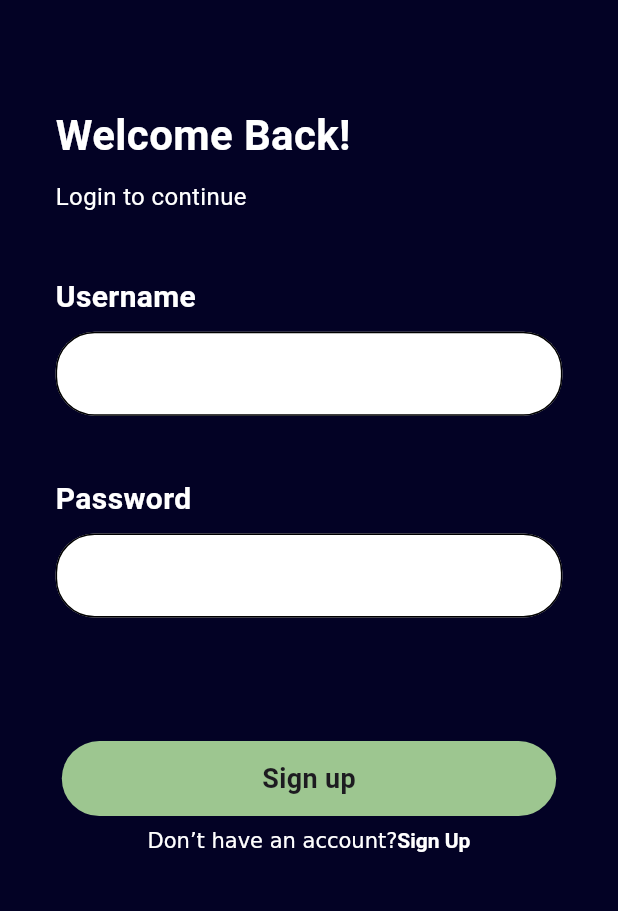
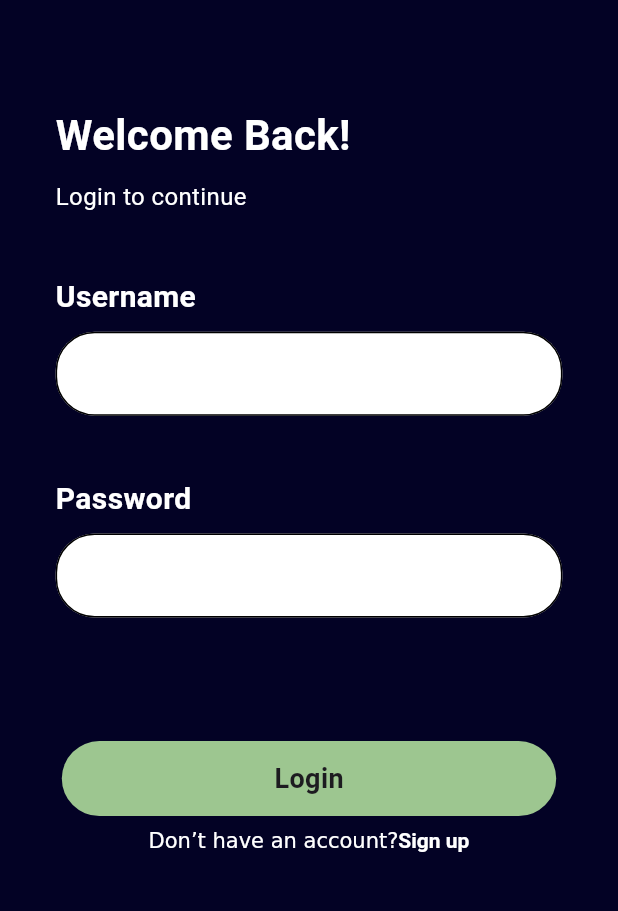
Before and after one commit to sinancholakkal/EchoBooking-turf-user, a Flutter app: the screen it shows after launch, after a tap on "Login", on a phone screen of 412 x 824 dp, the part 206-1117 px from its top. Run offline on Flutter 3.47's test engine with Material 3 defaults, Android fonts, the light colour scheme and no system bars; our stand-ins replace get.

Commit message:
Sign up screen ui completed

```diff
--- a/lib/core/constent/text_constend.dart
+++ b/lib/core/constent/text_constend.dart
@@ -3,3 +3,7 @@ const appTitle = "EchoBooking.in";
 //login----
 const textUserName = "Username";
 const textPassword = "Password";
+const textLoginButton = "Login";
+
+//sign up
+const textSignUpButton = "Sign up";
--- a/lib/feature/presentation/pages/screen_login/screen_login.dart
+++ b/lib/feature/presentation/pages/screen_login/screen_login.dart
@@ -1,9 +1,13 @@
 import 'package:echo_booking/core/constent/text_constend.dart';
 import 'package:echo_booking/core/theme/colors.dart';
+import 'package:echo_booking/feature/presentation/pages/sign_up/screen_sign_up.dart';
 import 'package:echo_booking/feature/presentation/widgets/custom_button.dart';
 import 'package:echo_booking/feature/presentation/widgets/heading_text.dart';
+import 'package:echo_booking/feature/presentation/widgets/rich_text_widget.dart';
+import 'package:echo_booking/feature/presentation/widgets/text_form_widget.dart';
 import 'package:flutter/gestures.dart';
 import 'package:flutter/material.dart';
+import 'package:get/get.dart';
 
 class ScreenLogin extends StatelessWidget {
   const ScreenLogin({super.key});
@@ -79,23 +83,22 @@ class ScreenLogin extends StatelessWidget {
               SizedBox(
                 height: screenHeight * 0.10,
               ),
+              //Login button------------
               Center(
                 child: CustomButton(
                   screenWidth: screenWidth,
-                  text: 'Sign up',
+                  text: textLoginButton,
                 ),
               ),
               SizedBox(height: 08,),
               Center(
-                child: RichText(
-                    text: TextSpan(text: "Don’t have an account?", children: [
-                  TextSpan(
-                    style: TextStyle(
-                      fontWeight: FontWeight.bold
-                    ),
-                      text: "Sign Up",
-                      recognizer: TapGestureRecognizer()..onTap = () {})
-                ])),
+                child: RichTextWidget(
+                  text: "Don’t have an account?",
+                  eventText: "Sign up",
+                  onTap: (){
+                    Get.off(ScreenSignUp(),transition: Transition.cupertino);
+                  },
+                ),
               )
             ],
           ),
@@ -104,26 +107,3 @@ class ScreenLogin extends StatelessWidget {
     );
   }
 }
-
-class TextFormFieldWidget extends StatelessWidget {
-  const TextFormFieldWidget({
-    super.key,
-  });
-
-  @override
-  Widget build(BuildContext context) {
-    return TextFormField(
-      decoration: InputDecoration(
-          border: InputBorder.none,
-          filled: true,
-          fillColor: kWhite,
-          //border: UnderlineInputBorder(),
-
-          //label: Text(textUserName),
-          focusedBorder:
-              OutlineInputBorder(borderRadius: BorderRadius.circular(26)),
-          enabledBorder:
-              OutlineInputBorder(borderRadius: BorderRadius.circular(26))),
-    );
-  }
-}
--- a/lib/feature/presentation/pages/screen_welcome/screen_welcome.dart
+++ b/lib/feature/presentation/pages/screen_welcome/screen_welcome.dart
@@ -1,6 +1,7 @@
 import 'package:echo_booking/core/constent/image_constand.dart';
 import 'package:echo_booking/core/constent/text_constend.dart';
 import 'package:echo_booking/core/theme/colors.dart';
+import 'package:echo_booking/feature/presentation/pages/sign_up/screen_sign_up.dart';
 import 'package:echo_booking/feature/presentation/widgets/custom_button.dart';
 import 'package:echo_booking/feature/presentation/widgets/heading_text.dart';
 import 'package:echo_booking/feature/presentation/pages/screen_login/screen_login.dart';
@@ -56,7 +57,7 @@ class ScreenWelcome extends StatelessWidget {
                 Get.to(ScreenLogin(),transition: Transition.cupertino);
               },
               screenWidth: screenWidth,
-              text: 'Login',
+              text: textLoginButton,
             ),
           ),
           SizedBox(
@@ -65,6 +66,9 @@ class ScreenWelcome extends StatelessWidget {
           //signup button----------
           Center(
             child: CustomButton(
+              onTap: (){
+                Get.to(ScreenSignUp(),transition: Transition.cupertino);
+              },
               screenWidth: screenWidth,
               text: 'Sign up',
             ),
--- /dev/null
+++ b/lib/feature/presentation/widgets/rich_text_widget.dart
@@ -0,0 +1,25 @@
+import 'package:flutter/gestures.dart';
+import 'package:flutter/material.dart';
+
+class RichTextWidget extends StatelessWidget {
+  void Function()? onTap;
+  String text;
+  String eventText;
+   RichTextWidget({
+    super.key,
+    this.onTap,
+    required this.text,
+    required this.eventText
+  });
+
+  @override
+  Widget build(BuildContext context) {
+    return RichText(
+        text: TextSpan(text: text, children: [
+      TextSpan(
+          style: TextStyle(fontWeight: FontWeight.bold),
+          text: eventText,
+          recognizer: TapGestureRecognizer()..onTap = onTap)
+    ]));
+  }
+}
--- a/lib/feature/presentation/widgets/text_form_widget.dart
+++ b/lib/feature/presentation/widgets/text_form_widget.dart
@@ -0,0 +1,26 @@
+
+import 'package:echo_booking/core/theme/colors.dart';
+import 'package:flutter/material.dart';
+
+class TextFormFieldWidget extends StatelessWidget {
+  const TextFormFieldWidget({
+    super.key,
+  });
+
+  @override
+  Widget build(BuildContext context) {
+    return TextFormField(
+      decoration: InputDecoration(
+          border: InputBorder.none,
+          filled: true,
+          fillColor: kWhite,
+          //border: UnderlineInputBorder(),
+
+          //label: Text(textUserName),
+          focusedBorder:
+              OutlineInputBorder(borderRadius: BorderRadius.circular(26)),
+          enabledBorder:
+              OutlineInputBorder(borderRadius: BorderRadius.circular(26))),
+    );
+  }
+}
```
Also changed, not shown: lib/feature/presentation/pages/sign_up/screen_sign_up.dart (+130 -0 lines).
